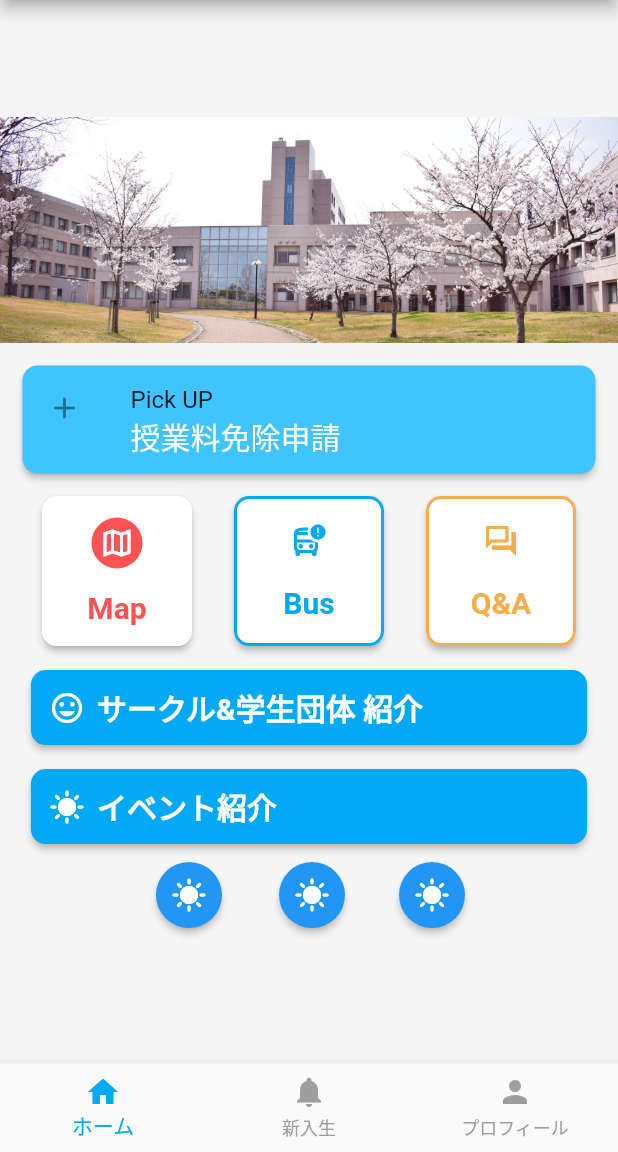
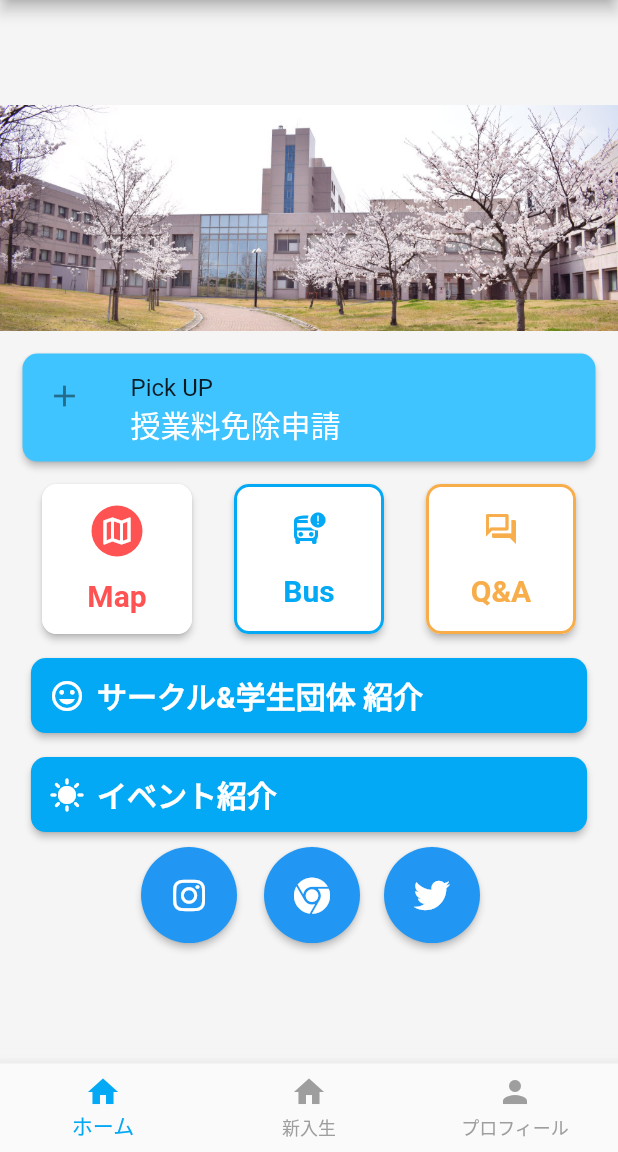
Before and after one commit to ayuda002/toyama-flutter-app, a Flutter app: the screen it shows after launch, on a phone screen of 412 x 824 dp, the part 84-1236 px from its top. Run offline on Flutter 3.47's test engine with Material 2 defaults, Android fonts, the phone set to English and light mode, and no system bars; our stand-ins replace font_awesome_flutter.

Commit message:
SNSアイコン追加

```diff
--- a/lib/main.dart
+++ b/lib/main.dart
@@ -1,7 +1,7 @@
 import 'package:flutter/material.dart';
 import 'circle_info.dart';
 import 'tpu_bus.dart';
-// import 'package:font_awesome_flutter/font_awesome_flutter.dart';
+import 'package:font_awesome_flutter/font_awesome_flutter.dart';
 
 void main() {
   runApp(const MyApp());
@@ -59,7 +59,7 @@ class _MyHomePageState extends State<MyHomePage> {
       label: 'ホーム',
     ),
     BottomNavigationBarItem(
-      icon: Icon(Icons.notifications),
+      icon: Icon(Icons.home),
       label: '新入生',
     ),
     BottomNavigationBarItem(
@@ -338,10 +338,10 @@ class _MyHomePageState extends State<MyHomePage> {
                           child: ElevatedButton(
                             style: ElevatedButton.styleFrom(
                               shape: CircleBorder(),
-                              padding: EdgeInsets.all(10),
+                              padding: EdgeInsets.all(20),
                             ),
                             onPressed: () {},
-                            child: Icon(Icons.sunny, color: Colors.white),
+                            child: Icon(FontAwesomeIcons.instagram),
                           ),
                         ),
                         Container(
@@ -353,10 +353,10 @@ class _MyHomePageState extends State<MyHomePage> {
                           child: ElevatedButton(
                             style: ElevatedButton.styleFrom(
                               shape: CircleBorder(),
-                              padding: EdgeInsets.all(10),
+                              padding: EdgeInsets.all(20),
                             ),
                             onPressed: () {},
-                            child: Icon(Icons.sunny, color: Colors.white),
+                            child: Icon(FontAwesomeIcons.chrome),
                           ),
                         ),
                         Container(
@@ -368,10 +368,10 @@ class _MyHomePageState extends State<MyHomePage> {
                           child: ElevatedButton(
                             style: ElevatedButton.styleFrom(
                               shape: CircleBorder(),
-                              padding: EdgeInsets.all(10),
+                              padding: EdgeInsets.all(20),
                             ),
                             onPressed: () {},
-                            child: Icon(Icons.sunny, color: Colors.white),
+                            child: FaIcon(FontAwesomeIcons.twitter),
                           ),
                         ),
                       ],
@@ -382,14 +382,13 @@ class _MyHomePageState extends State<MyHomePage> {
             ),
           ),
         ),
-
         bottomNavigationBar: BottomNavigationBar(
           items: _bottomNavItems,
           onTap: _onItemTapped,
           currentIndex: _selectedIndex,
           selectedItemColor: Colors.lightBlue,
           unselectedItemColor: Colors.grey,
-        ), // This trailing comma makes auto-formatting nicer for build methods.
+        ),
       ),
     );
   }
--- a/pubspec.yaml
+++ b/pubspec.yaml
@@ -30,12 +30,12 @@ dependencies:
   flutter_gradients: ^1.0.0+3
   flutter:
     sdk: flutter
-  font_awesome_flutter: ^10.1.0
 
 
   # The following adds the Cupertino Icons font to your application.
   # Use with the CupertinoIcons class for iOS style icons.
   cupertino_icons: ^1.0.2
+  font_awesome_flutter: ^10.1.0
 
 dev_dependencies:
   flutter_test:
```
